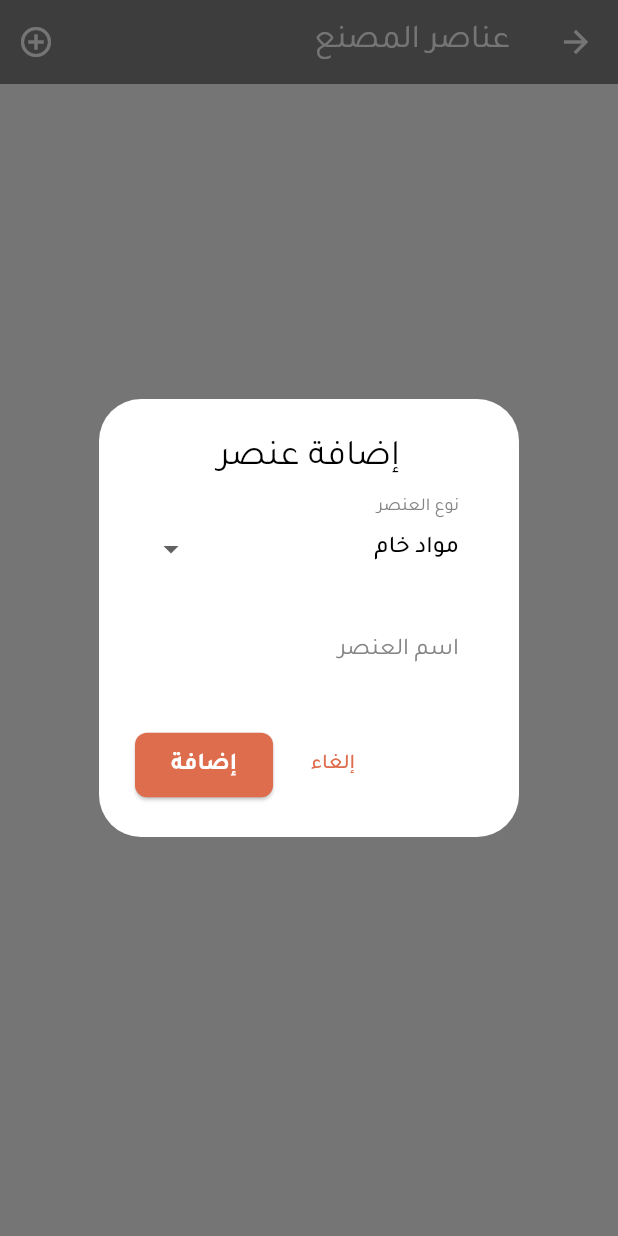
After one commit to HGhurbani/plastic_factory_management, a Flutter app: the FactoryElementsScreen screen opened by its route, after a tap on the "add circle outline" icon, on a phone screen of 412 x 824 dp. The commit adds this screen. Run offline on Flutter 3.47's test engine with Material 3 defaults, Android fonts, the phone set to English and light mode, and no system bars; our stand-ins replace cloud_firestore, file_picker, firebase_auth, firebase_core, firebase_storage, google_fonts and 2 more; missing offline and left inert: excel; accounts and stored records are empty.

Commit message:
Add Factory Elements section

```diff
--- /dev/null
+++ b/lib/data/models/factory_element_model.dart
@@ -0,0 +1,37 @@
+import 'package:cloud_firestore/cloud_firestore.dart';
+
+class FactoryElementModel {
+  final String id;
+  final String type;
+  final String name;
+
+  FactoryElementModel({
+    required this.id,
+    required this.type,
+    required this.name,
+  });
+
+  factory FactoryElementModel.fromDocumentSnapshot(DocumentSnapshot doc) {
+    final data = doc.data() as Map<String, dynamic>;
+    return FactoryElementModel(
+      id: doc.id,
+      type: data['type'] ?? '',
+      name: data['name'] ?? '',
+    );
+  }
+
+  Map<String, dynamic> toMap() {
+    return {
+      'type': type,
+      'name': name,
+    };
+  }
+
+  FactoryElementModel copyWith({String? id, String? type, String? name}) {
+    return FactoryElementModel(
+      id: id ?? this.id,
+      type: type ?? this.type,
+      name: name ?? this.name,
+    );
+  }
+}
--- a/lib/l10n/app_ar.arb
+++ b/lib/l10n/app_ar.arb
@@ -47,6 +47,11 @@
   "actualTime": "الوقت الفعلي",
   "delayReason": "مبرر التأخير",
   "rawMaterials": "وحدة المخزون",
+  "factoryElements": "عناصر المصنع",
+  "addFactoryElement": "إضافة عنصر",
+  "elementType": "نوع العنصر",
+  "enterElementType": "أدخل نوع العنصر",
+  "elementName": "اسم العنصر",
   "currentQuantity": "الكمية الحالية",
   "unitOfMeasurement": "وحدة القياس",
   "minStockLevel": "الحد الأدنى للمخزون",
--- a/lib/l10n/app_en.arb
+++ b/lib/l10n/app_en.arb
@@ -84,6 +84,11 @@
   "actualTime": "الوقت الفعلي",
   "delayReason": "مبرر التأخير",
   "rawMaterials": "Inventory Unit",
+  "factoryElements": "Factory Elements",
+  "addFactoryElement": "Add Element",
+  "elementType": "Element Type",
+  "enterElementType": "Enter element type",
+  "elementName": "Element Name",
   "currentQuantity": "الكمية الحالية",
   "unitOfMeasurement": "وحدة القياس",
   "minStockLevel": "الحد الأدنى للمخزون",
--- a/lib/l10n/app_localizations.dart
+++ b/lib/l10n/app_localizations.dart
@@ -64,6 +64,11 @@ class AppLocalizations {
   String get actualTime => _strings["actualTime"] ?? "actualTime";
   String get delayReason => _strings["delayReason"] ?? "delayReason";
   String get rawMaterials => _strings["rawMaterials"] ?? "rawMaterials";
+  String get factoryElements => _strings["factoryElements"] ?? "factoryElements";
+  String get addFactoryElement => _strings["addFactoryElement"] ?? "addFactoryElement";
+  String get elementType => _strings["elementType"] ?? "elementType";
+  String get enterElementType => _strings["enterElementType"] ?? "enterElementType";
+  String get elementName => _strings["elementName"] ?? "elementName";
   String get currentQuantity => _strings["currentQuantity"] ?? "currentQuantity";
   String get unitOfMeasurement => _strings["unitOfMeasurement"] ?? "unitOfMeasurement";
   String get minStockLevel => _strings["minStockLevel"] ?? "minStockLevel";
--- /dev/null
+++ b/lib/presentation/inventory/factory_elements_screen.dart
@@ -0,0 +1,140 @@
+import 'package:flutter/material.dart';
+import 'package:plastic_factory_management/l10n/app_localizations.dart';
+import '../../data/models/factory_element_model.dart';
+import '../../core/constants/app_enums.dart';
+
+class FactoryElementsScreen extends StatefulWidget {
+  const FactoryElementsScreen({super.key});
+
+  @override
+  State<FactoryElementsScreen> createState() => _FactoryElementsScreenState();
+}
+
+class _FactoryElementsScreenState extends State<FactoryElementsScreen> {
+  final List<FactoryElementModel> _elements = [];
+
+  void _showAddDialog() {
+    FactoryElementType type = FactoryElementType.rawMaterial;
+    final nameController = TextEditingController();
+    final customTypeController = TextEditingController();
+    showDialog(
+      context: context,
+      builder: (context) {
+        return AlertDialog(
+          title: Text(AppLocalizations.of(context)!.addFactoryElement,
+              textAlign: TextAlign.center),
+          content: StatefulBuilder(
+            builder: (context, setState) => Column(
+              mainAxisSize: MainAxisSize.min,
+              children: [
+                DropdownButtonFormField<FactoryElementType>(
+                  value: type,
+                  decoration: InputDecoration(
+                      labelText: AppLocalizations.of(context)!.elementType),
+                  items: const [
+                    DropdownMenuItem(
+                      value: FactoryElementType.rawMaterial,
+                      child:
+                          Text('مواد خام', textDirection: TextDirection.rtl),
+                    ),
+                    DropdownMenuItem(
+                      value: FactoryElementType.colorant,
+                      child: Text('ملونات', textDirection: TextDirection.rtl),
+                    ),
+                    DropdownMenuItem(
+                      value: FactoryElementType.productionInput,
+                      child:
+                          Text('مدخلات إنتاج', textDirection: TextDirection.rtl),
+                    ),
+                    DropdownMenuItem(
+                      value: FactoryElementType.custom,
+                      child: Text('مخصص', textDirection: TextDirection.rtl),
+                    ),
+                  ],
+                  onChanged: (val) => setState(() => type = val!),
+                ),
+                const SizedBox(height: 12),
+                if (type == FactoryElementType.custom)
+                  TextField(
+                    controller: customTypeController,
+                    decoration: InputDecoration(
+                        labelText:
+                            AppLocalizations.of(context)!.enterElementType),
+                    textDirection: TextDirection.rtl,
+                  ),
+                if (type == FactoryElementType.custom)
+                  const SizedBox(height: 12),
+                TextField(
+                  controller: nameController,
+                  decoration: InputDecoration(
+                      labelText: AppLocalizations.of(context)!.elementName),
+                  textDirection: TextDirection.rtl,
+                ),
+              ],
+            ),
+          ),
+          actions: [
+            TextButton(
+              onPressed: () => Navigator.pop(context),
+              child: Text(AppLocalizations.of(context)!.cancel),
+            ),
+            ElevatedButton(
+              onPressed: () {
+                final name = nameController.text.trim();
+                final finalType = type == FactoryElementType.custom
+                    ? customTypeController.text.trim()
+                    : type.toArabicString();
+                if (name.isEmpty || finalType.isEmpty) return;
+                setState(() {
+                  _elements.add(FactoryElementModel(
+                    id: DateTime.now()
+                        .millisecondsSinceEpoch
+                        .toString(),
+                    type: finalType,
+                    name: name,
+                  ));
+                });
+                Navigator.pop(context);
+              },
+              child: Text(AppLocalizations.of(context)!.add),
+            ),
+          ],
+        );
+      },
+    );
+  }
+
+  @override
+  Widget build(BuildContext context) {
+    final loc = AppLocalizations.of(context)!;
+    return Scaffold(
+      appBar: AppBar(
+        title: Text(loc.factoryElements),
+        actions: [
+          IconButton(
+            onPressed: _showAddDialog,
+            icon: const Icon(Icons.add_circle_outline),
+            tooltip: loc.addFactoryElement,
+          ),
+        ],
+      ),
+      body: _elements.isEmpty
+          ? Center(child: Text(loc.noData))
+          : ListView.builder(
+              itemCount: _elements.length,
+              itemBuilder: (context, index) {
+                final element = _elements[index];
+                return ListTile(
+                  leading: const Icon(Icons.widgets_outlined),
+                  title: Text(element.name,
+                      textDirection: TextDirection.rtl,
+                      textAlign: TextAlign.right),
+                  subtitle: Text(element.type,
+                      textDirection: TextDirection.rtl,
+                      textAlign: TextAlign.right),
+                );
+              },
+            ),
+    );
+  }
+}
--- a/lib/presentation/routes/app_router.dart
+++ b/lib/presentation/routes/app_router.dart
@@ -21,6 +21,7 @@ import 'package:plastic_factory_management/presentation/quality/quality_inspecti
 import 'package:plastic_factory_management/presentation/inventory/inventory_management_screen.dart';
 import 'package:plastic_factory_management/presentation/inventory/inventory_adjustment_screen.dart';
 import 'package:plastic_factory_management/presentation/inventory/inventory_add_item_screen.dart';
+import 'package:plastic_factory_management/presentation/inventory/factory_elements_screen.dart';
 import 'package:plastic_factory_management/presentation/inventory/warehouse_requests_screen.dart';
 import 'package:plastic_factory_management/presentation/accounting/accounting_screen.dart';
 import 'package:plastic_factory_management/presentation/accounting/payments_screen.dart';
@@ -58,6 +59,7 @@ class AppRouter {
   static const String inventoryManagementRoute = '/inventory/management';
   static const String inventoryAdjustmentRoute = '/inventory/adjustment';
   static const String inventoryAddItemRoute = '/inventory/add_item';
+  static const String factoryElementsRoute = '/inventory/factory_elements';
   static const String warehouseRequestsRoute = '/inventory/warehouse_requests';
   static const String accountingRoute = '/accounting';
   static const String paymentsRoute = '/accounting/payments';
@@ -113,6 +115,8 @@ class AppRouter {
         return MaterialPageRoute(builder: (_) => const InventoryAdjustmentScreen());
       case inventoryAddItemRoute:
         return MaterialPageRoute(builder: (_) => const InventoryAddItemScreen());
+      case factoryElementsRoute:
+        return MaterialPageRoute(builder: (_) => const FactoryElementsScreen());
       case warehouseRequestsRoute:
         return MaterialPageRoute(builder: (_) => WarehouseRequestsScreen());
       case accountingRoute:
```
Also changed, not shown: lib/core/constants/app_enums.dart (+26 -0 lines), lib/presentation/home/home_screen.dart (+18 -0 lines), lib/presentation/inventory/inventory_management_screen.dart (+7 -0 lines).
